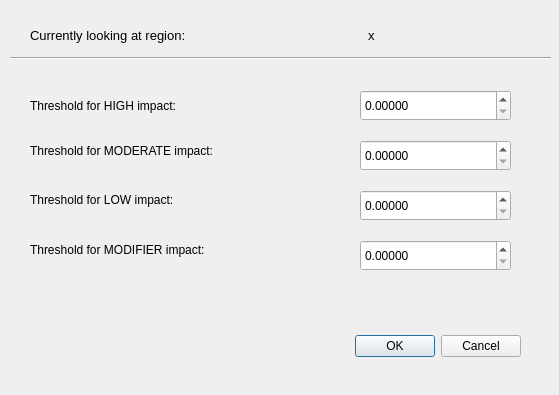
Before: the Qt Designer form src/UglyVCF/impactfilter.ui in emilpaulitz/ProgrammierProjekt2019, drawn with Qt 5.
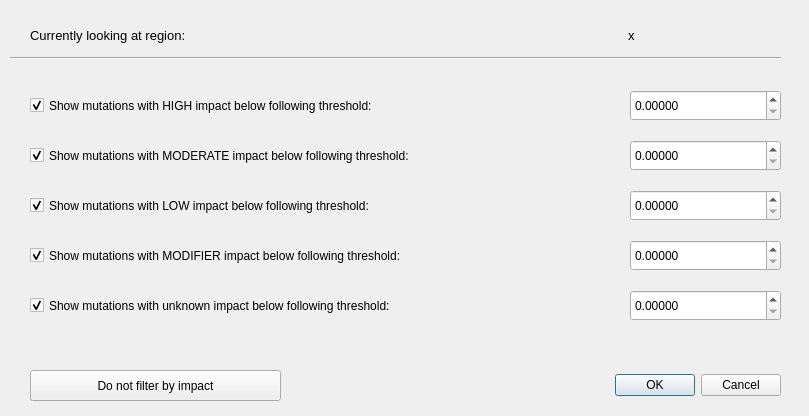
After: the same form once the commit is applied.

Commit message: added filtering for impact

The edit to the form file:
```diff
--- a/src/UglyVCF/impactfilter.ui
+++ b/src/UglyVCF/impactfilter.ui
@@ -6,8 +6,8 @@
    <rect>
     <x>0</x>
     <y>0</y>
-    <width>559</width>
-    <height>395</height>
+    <width>809</width>
+    <height>416</height>
    </rect>
   </property>
   <property name="windowTitle">
@@ -17,9 +17,9 @@
    <property name="geometry">
     <rect>
      <x>290</x>
-     <y>330</y>
-     <width>231</width>
-     <height>32</height>
+     <y>370</y>
+     <width>491</width>
+     <height>31</height>
     </rect>
    </property>
    <property name="orientation">
@@ -32,7 +32,7 @@
   <widget class="QDoubleSpinBox" name="HIGH_impact">
    <property name="geometry">
     <rect>
-     <x>360</x>
+     <x>630</x>
      <y>90</y>
      <width>151</width>
      <height>31</height>
@@ -41,66 +41,17 @@
    <property name="decimals">
     <number>5</number>
    </property>
+   <property name="maximum">
+    <double>1.000000000000000</double>
+   </property>
    <property name="singleStep">
     <double>0.010000000000000</double>
    </property>
   </widget>
-  <widget class="QLabel" name="label">
-   <property name="geometry">
-    <rect>
-     <x>30</x>
-     <y>90</y>
-     <width>221</width>
-     <height>31</height>
-    </rect>
-   </property>
-   <property name="text">
-    <string>Threshold for HIGH impact:</string>
-   </property>
-  </widget>
-  <widget class="QLabel" name="label_2">
-   <property name="geometry">
-    <rect>
-     <x>30</x>
-     <y>140</y>
-     <width>241</width>
-     <height>21</height>
-    </rect>
-   </property>
-   <property name="text">
-    <string>Threshold for MODERATE impact:</string>
-   </property>
-  </widget>
-  <widget class="QLabel" name="label_3">
-   <property name="geometry">
-    <rect>
-     <x>30</x>
-     <y>190</y>
-     <width>201</width>
-     <height>20</height>
-    </rect>
-   </property>
-   <property name="text">
-    <string>Threshold for LOW impact:</string>
-   </property>
-  </widget>
-  <widget class="QLabel" name="label_4">
-   <property name="geometry">
-    <rect>
-     <x>30</x>
-     <y>240</y>
-     <width>241</width>
-     <height>20</height>
-    </rect>
-   </property>
-   <property name="text">
-    <string>Threshold for MODIFIER impact:</string>
-   </property>
-  </widget>
   <widget class="QDoubleSpinBox" name="MODERATE_impact">
    <property name="geometry">
     <rect>
-     <x>360</x>
+     <x>630</x>
      <y>140</y>
      <width>151</width>
      <height>31</height>
@@ -109,6 +60,9 @@
    <property name="decimals">
     <number>5</number>
    </property>
+   <property name="maximum">
+    <double>1.000000000000000</double>
+   </property>
    <property name="singleStep">
     <double>0.010000000000000</double>
    </property>
@@ -116,7 +70,7 @@
   <widget class="QDoubleSpinBox" name="LOW_impact">
    <property name="geometry">
     <rect>
-     <x>360</x>
+     <x>630</x>
      <y>190</y>
      <width>151</width>
      <height>31</height>
@@ -125,6 +79,9 @@
    <property name="decimals">
     <number>5</number>
    </property>
+   <property name="maximum">
+    <double>1.000000000000000</double>
+   </property>
    <property name="singleStep">
     <double>0.010000000000000</double>
    </property>
@@ -132,7 +89,7 @@
   <widget class="QDoubleSpinBox" name="MODIFIER_impact">
    <property name="geometry">
     <rect>
-     <x>360</x>
+     <x>630</x>
      <y>240</y>
      <width>151</width>
      <height>31</height>
@@ -141,6 +98,9 @@
    <property name="decimals">
     <number>5</number>
    </property>
+   <property name="maximum">
+    <double>1.000000000000000</double>
+   </property>
    <property name="singleStep">
     <double>0.010000000000000</double>
    </property>
@@ -148,9 +108,9 @@
   <widget class="QLabel" name="label_region">
    <property name="geometry">
     <rect>
-     <x>368</x>
+     <x>628</x>
      <y>20</y>
-     <width>131</width>
+     <width>151</width>
      <height>31</height>
     </rect>
    </property>
@@ -186,7 +146,7 @@
     <rect>
      <x>10</x>
      <y>50</y>
-     <width>541</width>
+     <width>771</width>
      <height>16</height>
     </rect>
    </property>
@@ -194,6 +154,127 @@
     <enum>Qt::Horizontal</enum>
    </property>
   </widget>
+  <widget class="QPushButton" name="resetButton">
+   <property name="geometry">
+    <rect>
+     <x>30</x>
+     <y>370</y>
+     <width>251</width>
+     <height>31</height>
+    </rect>
+   </property>
+   <property name="toolTip">
+    <string/>
+   </property>
+   <property name="toolTipDuration">
+    <number>-1</number>
+   </property>
+   <property name="text">
+    <string>Do not filter by impact</string>
+   </property>
+  </widget>
+  <widget class="QDoubleSpinBox" name="unknown_impact">
+   <property name="geometry">
+    <rect>
+     <x>630</x>
+     <y>290</y>
+     <width>151</width>
+     <height>31</height>
+    </rect>
+   </property>
+   <property name="decimals">
+    <number>5</number>
+   </property>
+   <property name="minimum">
+    <double>0.000000000000000</double>
+   </property>
+   <property name="maximum">
+    <double>1.000000000000000</double>
+   </property>
+   <property name="singleStep">
+    <double>0.010000000000000</double>
+   </property>
+  </widget>
+  <widget class="QCheckBox" name="ShowUNKNOWN">
+   <property name="geometry">
+    <rect>
+     <x>30</x>
+     <y>290</y>
+     <width>591</width>
+     <height>31</height>
+    </rect>
+   </property>
+   <property name="text">
+    <string>Show mutations with unknown impact below following threshold:</string>
+   </property>
+   <property name="checked">
+    <bool>true</bool>
+   </property>
+  </widget>
+  <widget class="QCheckBox" name="ShowMODIFIER">
+   <property name="geometry">
+    <rect>
+     <x>30</x>
+     <y>240</y>
+     <width>591</width>
+     <height>31</height>
+    </rect>
+   </property>
+   <property name="text">
+    <string>Show mutations with MODIFIER impact below following threshold:</string>
+   </property>
+   <property name="checked">
+    <bool>true</bool>
+   </property>
+  </widget>
+  <widget class="QCheckBox" name="ShowLOW">
+   <property name="geometry">
+    <rect>
+     <x>30</x>
+     <y>190</y>
+     <width>591</width>
+     <height>31</height>
+    </rect>
+   </property>
+   <property name="text">
+    <string>Show mutations with LOW impact below following threshold:</string>
+   </property>
+   <property name="checked">
+    <bool>true</bool>
+   </property>
+  </widget>
+  <widget class="QCheckBox" name="ShowMODERATE">
+   <property name="geometry">
+    <rect>
+     <x>30</x>
+     <y>140</y>
+     <width>591</width>
+     <height>31</height>
+    </rect>
+   </property>
+   <property name="text">
+    <string>Show mutations with MODERATE impact below following threshold:</string>
+   </property>
+   <property name="checked">
+    <bool>true</bool>
+   </property>
+  </widget>
+  <widget class="QCheckBox" name="ShowHIGH">
+   <property name="geometry">
+    <rect>
+     <x>30</x>
+     <y>90</y>
+     <width>591</width>
+     <height>31</height>
+    </rect>
+   </property>
+   <property name="text">
+    <string>Show mutations with HIGH impact below following threshold:</string>
+   </property>
+   <property name="checked">
+    <bool>true</bool>
+   </property>
+  </widget>
  </widget>
  <resources/>
  <connections>
```
Left out of the diff: 16 changed lines with no effect on the pictures. The commit also changes 11 other files.
